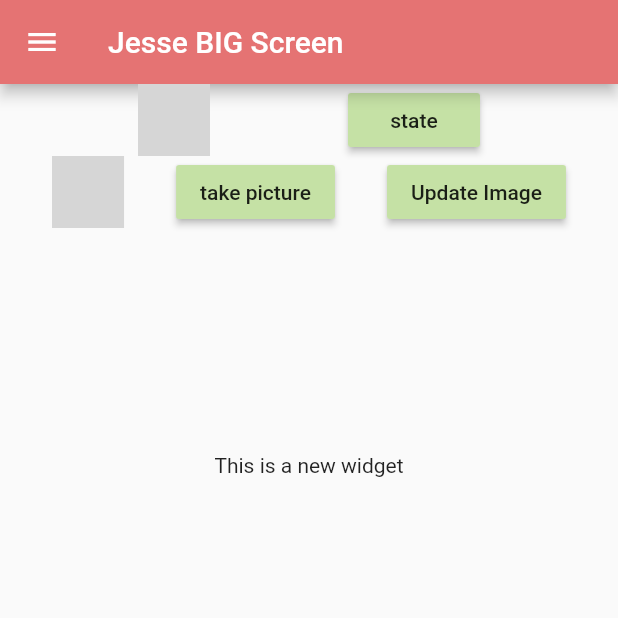
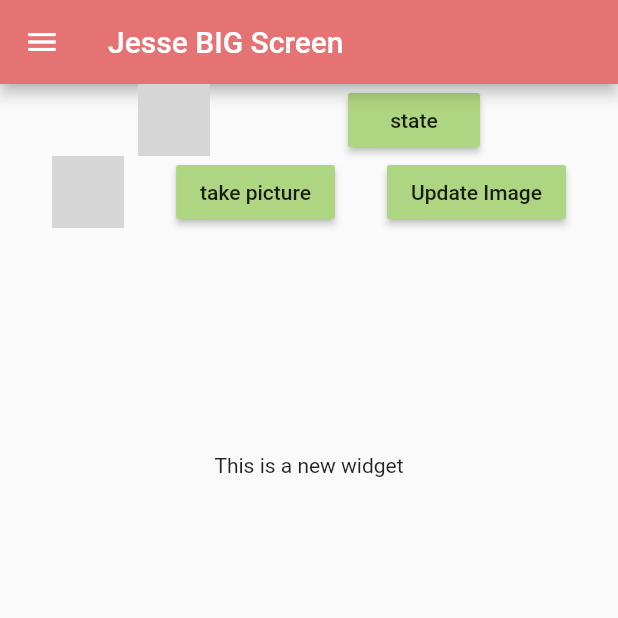
Before and after one commit to codetricity/oppkey_tester_ricoh_theta, a Flutter app: the JesseScreen screen opened by its route, on a phone screen of 412 x 824 dp, the top half of it. Run offline on Flutter 3.47's test engine with Material 2 defaults, Android fonts, the phone set to English and light mode, and no system bars; missing offline and left inert: panorama; network calls fail; grey boxes are pictures that could not be loaded.

Commit message:
made last file uri button

```diff
--- /dev/null
+++ b/lib/camera_api/update_last_file_uri_button.dart
@@ -0,0 +1,18 @@
+import 'package:flutter/material.dart';
+import 'package:theta_req_res/camera_api/helpers/update_last_file_uri.dart';
+
+class UpdateLastFileUriButton extends StatelessWidget {
+  const UpdateLastFileUriButton({
+    Key key,
+  }) : super(key: key);
+
+  @override
+  Widget build(BuildContext context) {
+    return RaisedButton(
+      onPressed: () {
+        updateLastFileUri(context);
+      },
+      child: Text('Update Image'),
+    );
+  }
+}
--- a/lib/main.dart
+++ b/lib/main.dart
@@ -35,7 +35,7 @@ class MyApp extends StatelessWidget {
         brightness: Brightness.light,
         primaryColor: Colors.red[300],
         accentColor: Colors.red[800],
-        buttonColor: Colors.lightGreen[200],
+        buttonColor: Colors.lightGreen[300],
       ),
       darkTheme: ThemeData(
         brightness: Brightness.dark,
--- a/lib/screens/jesse_screen.dart
+++ b/lib/screens/jesse_screen.dart
@@ -6,8 +6,7 @@ import 'package:theta_req_res/windows/request_window.dart';
 import 'package:theta_req_res/windows/response_window.dart';
 import 'package:theta_req_res/screens/navigation_drawer.dart';
 import 'package:theta_req_res/windows/thumb_window.dart';
-import 'package:theta_req_res/camera_api/helpers/update_last_file_uri.dart';
-
+import 'package:theta_req_res/camera_api/update_last_file_uri_button.dart';
 
 class JesseScreen extends StatelessWidget {
   const JesseScreen({
@@ -16,6 +15,7 @@ class JesseScreen extends StatelessWidget {
 
   @override
   Widget build(BuildContext context) {
+    // this variable is needed to get the size of the device
     var device = MediaQuery.of(context).size;
     print('On the Jesse screen, the device is ${device.width} pixels wide');
     return Scaffold(
@@ -27,6 +27,7 @@ class JesseScreen extends StatelessWidget {
         child: Column(
           children: [
             // row of buttons to send commands to camera
+            // if it's bigger than 1000 pixels, it's a desktop
             device.width > 1000
                 ? Row(
                     mainAxisAlignment: MainAxisAlignment.spaceEvenly,
@@ -56,14 +57,11 @@ class JesseScreen extends StatelessWidget {
                           children: [
                             InfoButton(),
                             TakePictureButton(),
-                            RaisedButton(
-                              onPressed: () {
-                                updateLastFileUri(context);
-                              },
-                              child: Text('Update Image'),
-                            ),                          ],
+                            UpdateLastFileUriButton(),
+                          ],
                         ),
-                        Expanded(child: Column(
+                        Expanded(
+                            child: Column(
                           children: [
                             ThumbWindow(),
                             Text('This is a new widget'),
@@ -78,7 +76,7 @@ class JesseScreen extends StatelessWidget {
                       ],
                     ),
                   ),
-
+            // getting the device size again for windows row
             device.width > 1000
                 ? Row(
                     children: [
```
